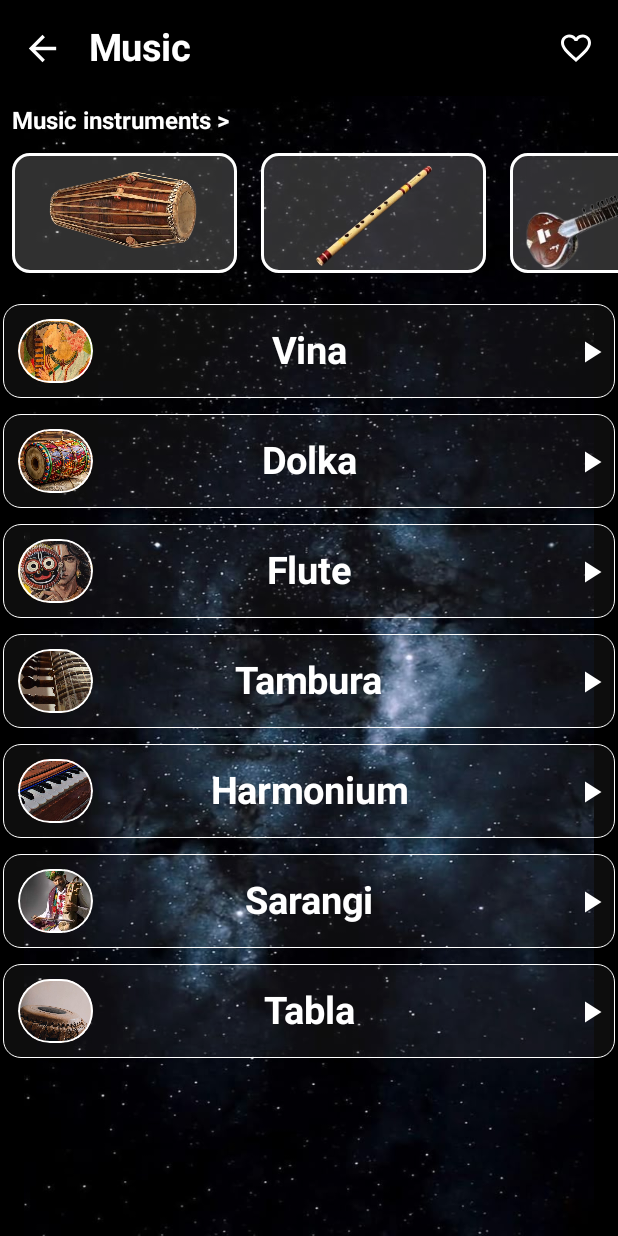
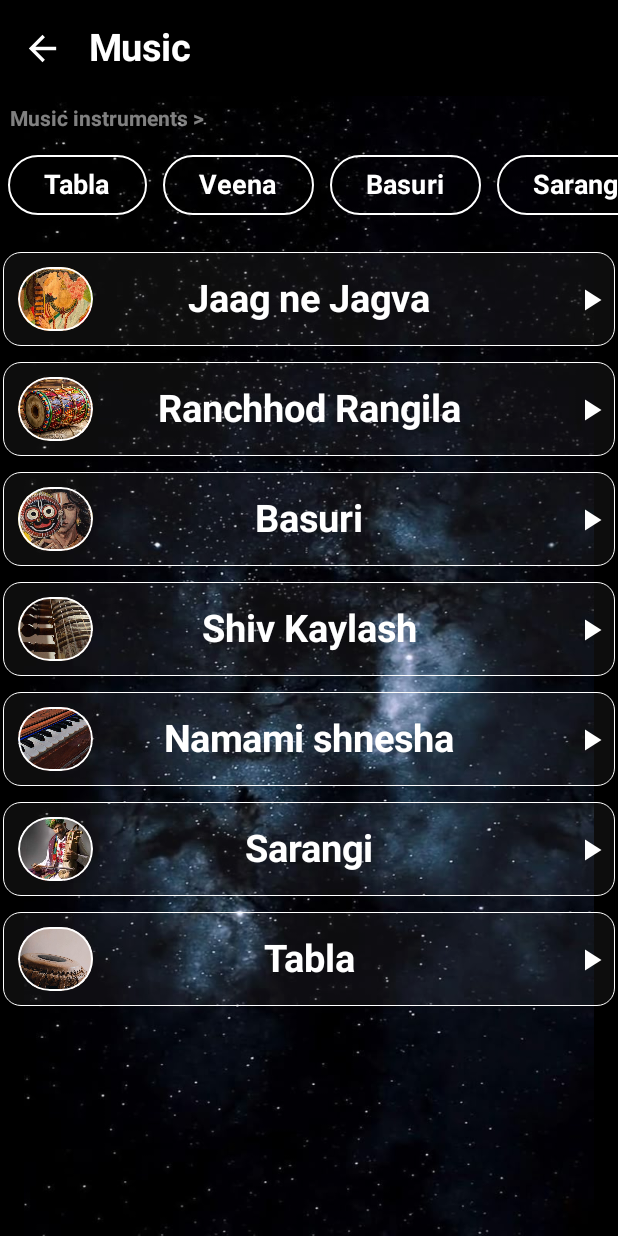
Before and after one commit to mahendra120/meditation, an Android app built with Jetpack Compose: the music screen opened directly, with no data from a screen before it, on a phone screen of 412 x 824 dp. Run offline under Robolectric (Android 15) with nearby library versions, the phone set to English and light mode, and no system bars.

Commit message:
add_values_addtind_hisg

```diff
--- a/app/src/main/java/com/example/meditation/image.kt
+++ b/app/src/main/java/com/example/meditation/image.kt
@@ -1,28 +1,25 @@
 package com.example.meditation
 
-import android.content.Context
-import android.media.MediaPlayer
-
-var list = arrayListOf(
-    R.drawable.dolka,
-    R.drawable.img_4,
-    R.drawable.img,
-    R.drawable.img_3,
-    R.drawable.img_5,
-    R.drawable.img_6,
-    R.drawable.sharnay,
-    R.drawable.manjira,
-    R.drawable.ramhat,
-)
 val list1 = arrayListOf(
-    "Vina",
-    "Dolka",
-    "Flute",
-    "Tambura",
-    "Harmonium",
+    "Jaag ne Jagva",
+    "Ranchhod Rangila",
+    "Basuri",
+    "Shiv Kaylash",
+    "Namami shnesha",
     "Sarangi",
     "Tabla"
 )
+
+val list = arrayListOf(
+    "Tabla",
+    "Veena",
+    "Basuri",
+    "Sarangl",
+    "Tamburo",
+    "Sharnay",
+    "Manjira"
+)
+
 val list2 = arrayListOf(
     R.drawable.classic_music_1,
     R.drawable.classic_music_2,
@@ -32,14 +29,13 @@ val list2 = arrayListOf(
     R.drawable.classic_music_6,
     R.drawable.tabla,
 )
+
 var musiclist = arrayListOf(
+    R.raw.jaag_gadva,
     R.raw.ranchhod_rangila,
-    R.raw.music1,
+    R.raw.flute,
     R.raw.shiv_kaylash,
     R.raw.namami_shamishan,
+    R.raw.sarangi,
+    R.raw.shiv_tandav
 )
-
-fun startMusic(context: Context, pose: Boolean) {
-    val player = MediaPlayer.create(context, R.raw.music1)
-    player.start()
-}
--- a/app/src/main/java/com/example/meditation/music.kt
+++ b/app/src/main/java/com/example/meditation/music.kt
@@ -22,7 +22,6 @@ import androidx.compose.foundation.lazy.LazyRow
 import androidx.compose.foundation.shape.CircleShape
 import androidx.compose.material.icons.Icons
 import androidx.compose.material.icons.automirrored.filled.ArrowBack
-import androidx.compose.material.icons.filled.FavoriteBorder
 import androidx.compose.material.icons.filled.PlayArrow
 import androidx.compose.material3.Button
 import androidx.compose.material3.ButtonDefaults
@@ -81,7 +80,8 @@ class music : ComponentActivity() {
             navigationIcon = {
                 IconButton(
                     onClick = {
-                        finish()
+                        var intent = Intent(this@music, bridge::class.java)
+                        startActivity(intent)
                     },
                     colors = IconButtonDefaults.iconButtonColors(contentColor = Color.White)
                 ) {
@@ -91,14 +91,6 @@ class music : ComponentActivity() {
                     )
                 }
             },
-            actions = {
-                IconButton(
-                    onClick = {},
-                    colors = IconButtonDefaults.iconButtonColors(contentColor = Color.White)
-                ) {
-                    Icon(Icons.Default.FavoriteBorder, contentDescription = null)
-                }
-            }
         )
     }
 
@@ -118,9 +110,9 @@ class music : ComponentActivity() {
             Column {
                 Text(
                     text = "  Music instruments > ",
-                    fontSize = 16.sp,
+                    fontSize = 14.sp,
                     fontWeight = FontWeight.Bold,
-                    color = Color.White,
+                    color = Color.White.copy(.5f),
                     modifier = Modifier.padding(top = 7.dp)
                 )
                 Spacer(modifier = Modifier.padding(top = 12.dp))
@@ -136,20 +128,17 @@ class music : ComponentActivity() {
     fun MyBars() {
         LazyRow {
             items(list.size) {
-                Card(
+                Button(
                     onClick = {},
-                    modifier = Modifier
-                        .height(80.dp)
-                        .padding(start = 8.dp, end = 8.dp)
-                        .width(150.dp),
-                    colors = CardDefaults.cardColors(containerColor = Color.White.copy(.19f)),
-                    border = BorderStroke(2.dp, color = Color.White)
-                ) {
-                    Image(
-                        painter = painterResource(list[it]),
-                        contentDescription = null,
-                        modifier = Modifier.fillMaxSize()
+                    modifier = Modifier.padding(start = 5.dp, end = 5.dp),
+                    colors = ButtonDefaults.buttonColors(containerColor = Color.Transparent),
+                    border = BorderStroke(
+                        1.dp,
+                        Color.White
                     )
+                )
+                {
+                    Text(list[it], fontSize = 18.sp, fontWeight = FontWeight.Bold)
                 }
             }
         }
@@ -188,7 +177,7 @@ class music : ComponentActivity() {
                     border = BorderStroke(.01.dp, Color.White),
                     onClick = {
                         val intent = Intent(this@music, MusicPlay::class.java)
-                        intent.putExtra("image",list2[it])
+                        intent.putExtra("pos", it)
                         startActivity(intent)
                     }
                 ) {
@@ -201,8 +190,8 @@ class music : ComponentActivity() {
                                 .size(70.dp)
                                 .padding(10.dp)
                                 .clip(CircleShape)
-                                .border(1.dp, Color.White, CircleShape)
-                            , contentScale = ContentScale.Crop
+                                .border(1.dp, Color.White, CircleShape),
+                            contentScale = ContentScale.Crop
                         )
                         Text(
                             text = list1[it],
```
Also changed, not shown: app/src/main/java/com/example/meditation/MainActivity.kt (+28 -14 lines), app/src/main/java/com/example/meditation/MusicPlay.kt (+38 -25 lines), app/src/main/res/drawable/forest_meditation.png (added), app/src/main/res/drawable/water_meditation.png (added), 5 other files.
